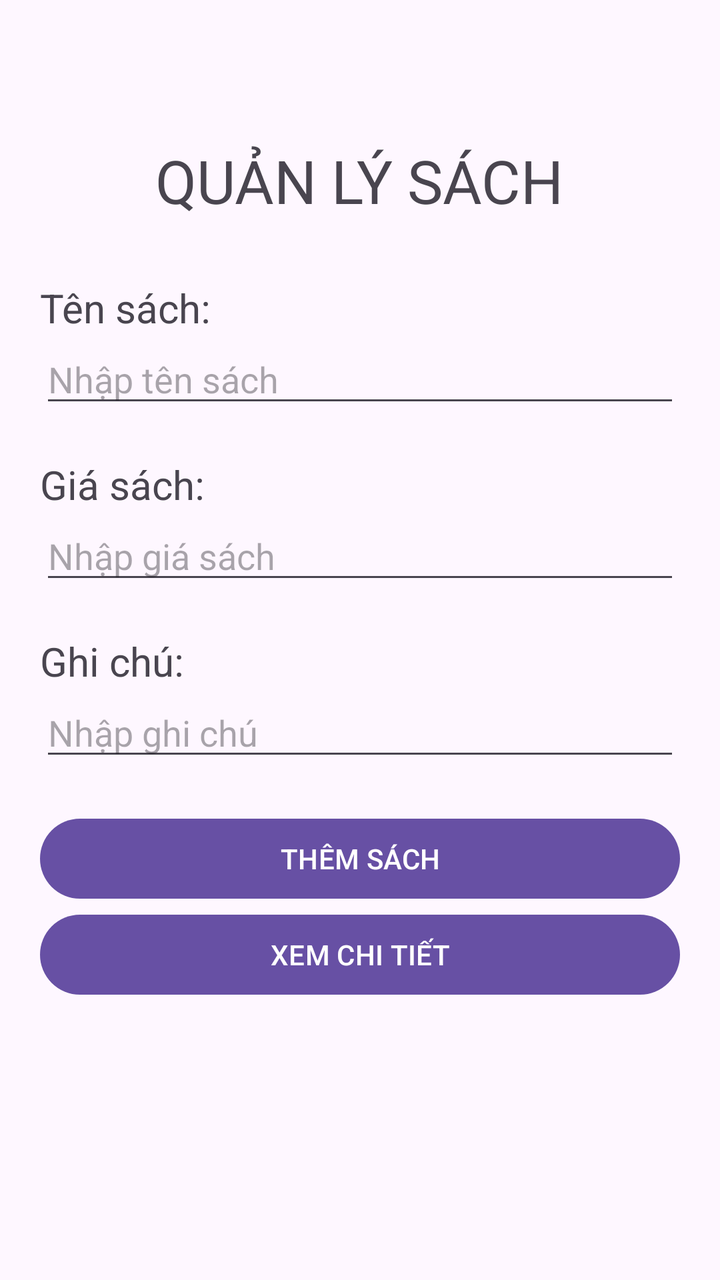
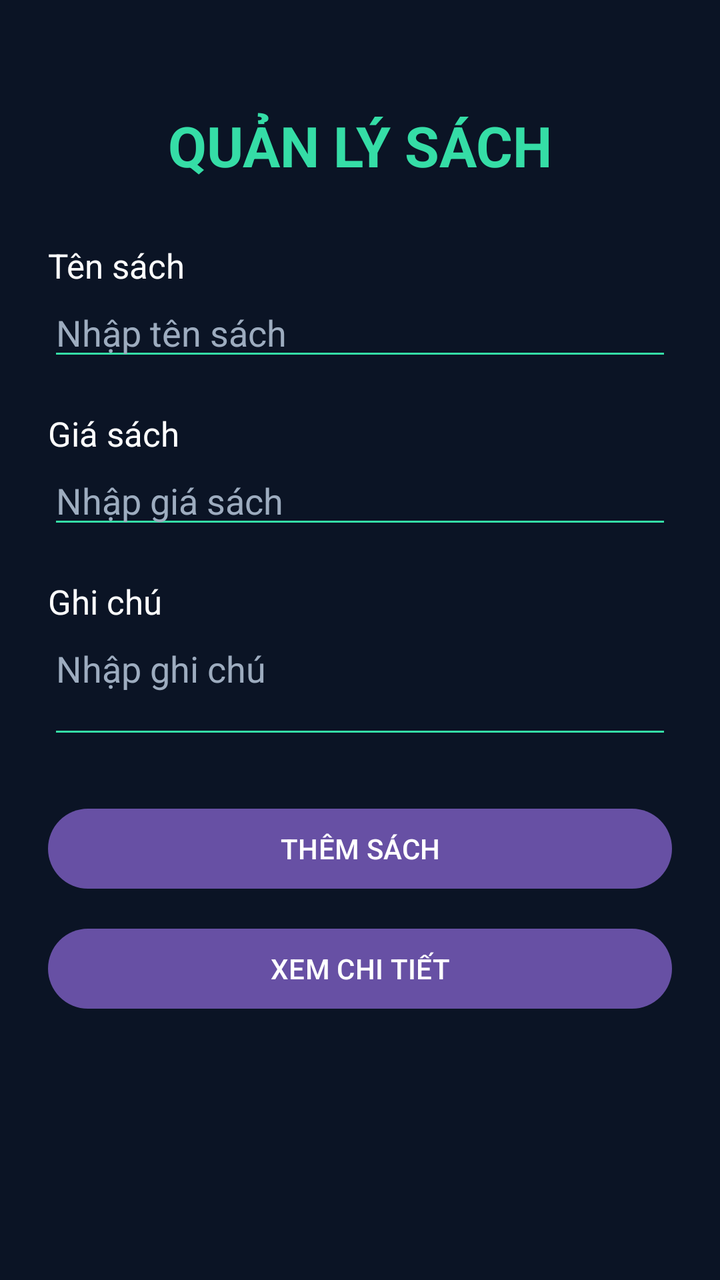

Screens rendered from an Android XML layout before and after an edit, with the pre-edit source and the edit as a unified diff.
<!-- AndroidManifest.xml: application theme Theme.KTGK_001_QuanLySach -->
<!-- res/layout/activity_main.xml -->
<?xml version="1.0" encoding="utf-8"?>
<androidx.constraintlayout.widget.ConstraintLayout xmlns:android="http://schemas.android.com/apk/res/android"
    xmlns:app="http://schemas.android.com/apk/res-auto"
    xmlns:tools="http://schemas.android.com/tools"
    android:id="@+id/main"
    android:layout_width="match_parent"
    android:layout_height="match_parent"
    tools:context=".MainActivity">

    <LinearLayout
        android:layout_width="match_parent"
        android:layout_height="match_parent"
        android:orientation="vertical"
        app:layout_constraintTop_toTopOf="parent"
        app:layout_constraintStart_toStartOf="parent"
        android:padding="20dp">
        <TextView
            android:layout_width="wrap_content"
            android:layout_height="wrap_content"
            android:text="QUẢN LÝ SÁCH"
            android:layout_gravity="center_horizontal"
            android:textSize="30sp"
            android:layout_marginTop="50dp"
            android:layout_marginBottom="30dp"/>

        <TextView
            android:layout_width="wrap_content"
            android:layout_height="wrap_content"
            android:text="Tên sách:"
            android:textSize="20sp"/>

        <EditText
            android:id="@+id/edtTenSach"
            android:layout_width="match_parent"
            android:layout_height="wrap_content"
            android:inputType="text"
            android:hint="Nhập tên sách"
            android:layout_marginBottom="20dp"/>

        <TextView
            android:layout_width="wrap_content"
            android:layout_height="wrap_content"
            android:text="Giá sách:"
            android:textSize="20sp"/>

        <EditText
            android:id="@+id/edtGiaSach"
            android:layout_width="match_parent"
            android:layout_height="wrap_content"
            android:inputType="numberDecimal"            android:hint="Nhập giá sách"
            android:layout_marginBottom="20dp"/>
        <TextView
            android:layout_width="wrap_content"
            android:layout_height="wrap_content"
            android:text="Ghi chú:"
            android:textSize="20sp"/>

        <EditText
            android:id="@+id/edtGhiChu"
            android:layout_width="match_parent"
            android:layout_height="wrap_content"
            android:inputType="text"
            android:hint="Nhập ghi chú"
            android:layout_marginBottom="20dp"/>

        <Button
            android:id="@+id/btnThemSach"
            android:layout_width="match_parent"
            android:layout_height="wrap_content"
            android:text="THÊM SÁCH" />

        <Button
            android:id="@+id/btnXemChiTiet"
            android:layout_width="match_parent"
            android:layout_height="wrap_content"
            android:text="XEM CHI TIẾT" />
    </LinearLayout>
</androidx.constraintlayout.widget.ConstraintLayout>
<!-- resources referenced by this layout -->
<resources>
  <style name="Theme.KTGK_001_QuanLySach" parent="Base.Theme.KTGK_001_QuanLySach" />
  <style name="Base.Theme.KTGK_001_QuanLySach" parent="Theme.Material3.DayNight.NoActionBar">
          
          
      </style>
</resources>

<!-- the commit's change to res/layout/activity_main.xml (unified diff, before → after) -->
@@ -1,78 +1,95 @@
 <?xml version="1.0" encoding="utf-8"?>
-<androidx.constraintlayout.widget.ConstraintLayout xmlns:android="http://schemas.android.com/apk/res/android"
-    xmlns:app="http://schemas.android.com/apk/res-auto"
-    xmlns:tools="http://schemas.android.com/tools"
-    android:id="@+id/main"
+<ScrollView xmlns:android="http://schemas.android.com/apk/res/android"
     android:layout_width="match_parent"
     android:layout_height="match_parent"
-    tools:context=".MainActivity">
+    android:background="#0B1425"
+    android:fillViewport="true">
 
     <LinearLayout
         android:layout_width="match_parent"
-        android:layout_height="match_parent"
+        android:layout_height="wrap_content"
         android:orientation="vertical"
-        app:layout_constraintTop_toTopOf="parent"
-        app:layout_constraintStart_toStartOf="parent"
-        android:padding="20dp">
+        android:padding="24dp">
+
         <TextView
-            android:layout_width="wrap_content"
+            android:layout_width="match_parent"
             android:layout_height="wrap_content"
             android:text="QUẢN LÝ SÁCH"
-            android:layout_gravity="center_horizontal"
-            android:textSize="30sp"
-            android:layout_marginTop="50dp"
+            android:textColor="#35DDA6"
+            android:textSize="28sp"
+            android:textStyle="bold"
+            android:gravity="center"
+            android:layout_marginTop="30dp"
             android:layout_marginBottom="30dp"/>
 
         <TextView
             android:layout_width="wrap_content"
             android:layout_height="wrap_content"
-            android:text="Tên sách:"
-            android:textSize="20sp"/>
+            android:text="Tên sách"
+            android:textSize="17sp"
+            android:textColor="#FFFFFF"/>
 
         <EditText
             android:id="@+id/edtTenSach"
             android:layout_width="match_parent"
             android:layout_height="wrap_content"
+            android:hint="Nhập tên sách"
             android:inputType="text"
-            android:hint="Nhập tên sách"
+            android:textColor="#FFFFFF"
+            android:textColorHint="#9DACBF"
+            android:backgroundTint="#35DDA6"
             android:layout_marginBottom="20dp"/>
 
         <TextView
             android:layout_width="wrap_content"
             android:layout_height="wrap_content"
-            android:text="Giá sách:"
-            android:textSize="20sp"/>
+            android:text="Giá sách"
+            android:textSize="17sp"
+            android:textColor="#FFFFFF"/>
 
         <EditText
             android:id="@+id/edtGiaSach"
             android:layout_width="match_parent"
             android:layout_height="wrap_content"
-            android:inputType="numberDecimal"            android:hint="Nhập giá sách"
+            android:hint="Nhập giá sách"
+            android:inputType="numberDecimal|numberSigned"
+            android:textColor="#FFFFFF"
+            android:textColorHint="#9DACBF"
+            android:backgroundTint="#35DDA6"
             android:layout_marginBottom="20dp"/>
+
         <TextView
             android:layout_width="wrap_content"
             android:layout_height="wrap_content"
-            android:text="Ghi chú:"
-            android:textSize="20sp"/>
+            android:text="Ghi chú"
+            android:textSize="17sp"
+            android:textColor="#FFFFFF"/>
 
         <EditText
             android:id="@+id/edtGhiChu"
             android:layout_width="match_parent"
             android:layout_height="wrap_content"
-            android:inputType="text"
             android:hint="Nhập ghi chú"
-            android:layout_marginBottom="20dp"/>
+            android:inputType="textMultiLine"
+            android:minLines="2"
+            android:gravity="top"
+            android:textColor="#FFFFFF"
+            android:textColorHint="#9DACBF"
+            android:backgroundTint="#35DDA6"
+            android:layout_marginBottom="26dp"/>
 
         <Button
             android:id="@+id/btnThemSach"
             android:layout_width="match_parent"
             android:layout_height="wrap_content"
-            android:text="THÊM SÁCH" />
+            android:text="THÊM SÁCH"
+            android:layout_marginBottom="12dp"/>
 
         <Button
             android:id="@+id/btnXemChiTiet"
             android:layout_width="match_parent"
             android:layout_height="wrap_content"
-            android:text="XEM CHI TIẾT" />
+            android:text="XEM CHI TIẾT"/>
+
     </LinearLayout>
-</androidx.constraintlayout.widget.ConstraintLayout>
+</ScrollView>
